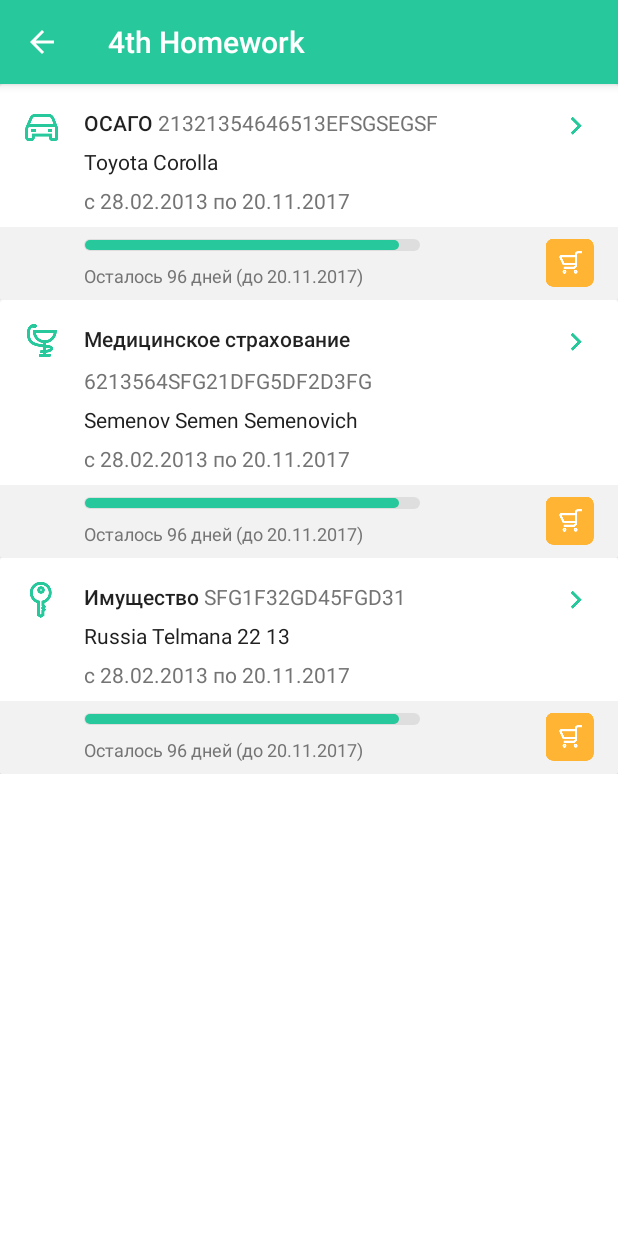
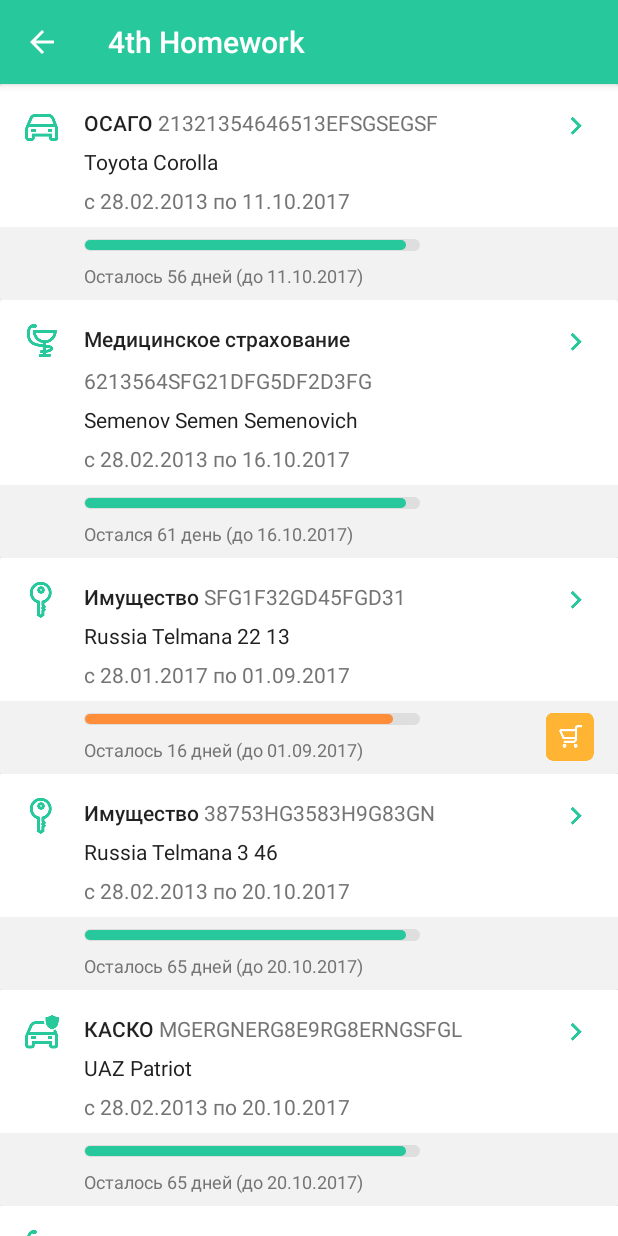
Before and after one commit to befirst/SimbirsoftAndroidHomework, an Android app: the TheFourthHomeWork screen opened directly, with no data from a screen before it, on a phone screen of 412 x 824 dp. Run offline under Robolectric (Android 15) with nearby library versions, the phone set to English and light mode, and no system bars.

Commit message:
Added new policies. Added show and unshow cart button. Fixed secondaryText format

```diff
--- a/SimbirSoftAndroidHomeWork/app/src/main/java/com/no_fate/simbirsoftandroidhomework/PolicyAdapter.java
+++ b/SimbirSoftAndroidHomeWork/app/src/main/java/com/no_fate/simbirsoftandroidhomework/PolicyAdapter.java
@@ -67,6 +67,8 @@ public class PolicyAdapter extends RecyclerView.Adapter<PolicyAdapter.PolicyView
 
     @Override
     public void onBindViewHolder(PolicyViewHolder holder, int position) {
+        final int BUY_NEW_ACCESS = 30;
+
         InsurancePolicy policy = policies.get(position);
 
         if(getIconResourceId(policy) != CODE_ERROR){
@@ -88,6 +90,13 @@ public class PolicyAdapter extends RecyclerView.Adapter<PolicyAdapter.PolicyView
                         )
                 )
         );
+
+
+        if(daysToTheEnd < BUY_NEW_ACCESS){
+            holder.ivCart.setVisibility(View.VISIBLE);
+        } else{
+            holder.ivCart.setVisibility(View.INVISIBLE);
+        }
     }
 
     @Override
@@ -167,10 +176,12 @@ public class PolicyAdapter extends RecyclerView.Adapter<PolicyAdapter.PolicyView
         String days = String.valueOf(daysToTheEnd);
         String deadline = policy.getFormattedDeadline();
         String result;
-        if(daysToTheEnd % 10 > 4){
+        if((daysToTheEnd >= 10) && (daysToTheEnd <= 19)){
             result = parentContext.getResources().getString(R.string.remains_many) + " " +
                     days + " " + parentContext.getResources().getString(R.string.days_many) + " ";
-
+        } else if(daysToTheEnd % 10 > 4){
+            result = parentContext.getResources().getString(R.string.remains_many) + " " +
+                    days + " " + parentContext.getResources().getString(R.string.days_many) + " ";
         } else if(daysToTheEnd % 10 > 1){
             result = parentContext.getResources().getString(R.string.remains_many) + " " +
                     days + " " + parentContext.getResources().getString(R.string.days_many_2) + " ";
--- a/SimbirSoftAndroidHomeWork/app/src/main/java/com/no_fate/simbirsoftandroidhomework/TheFourthHomeWork.java
+++ b/SimbirSoftAndroidHomeWork/app/src/main/java/com/no_fate/simbirsoftandroidhomework/TheFourthHomeWork.java
@@ -52,21 +52,70 @@ public class TheFourthHomeWork extends AppCompatActivity {
                 "21321354646513EFSGSEGSF",
                 new Automobile("Toyota", "Corolla"),
                 new GregorianCalendar(2013, 1, 28),
-                new GregorianCalendar(2017,10,20)
+                new GregorianCalendar(2017, 9, 11)
         ));
         policies.add(new InsurancePolicy(
                 PolicyType.HealthInsurance,
                 "6213564SFG21DFG5DF2D3FG",
                 new FIO("Semenov", "Semen", "Semenovich"),
                 new GregorianCalendar(2013, 1, 28),
-                new GregorianCalendar(2017,10,20)
+                new GregorianCalendar(2017, 9, 16)
         ));
         policies.add(new InsurancePolicy(
                 PolicyType.PropertyInsurance,
                 "SFG1F32GD45FGD31",
                 new HomeAddress("Russia", "Telmana", "22", "13"),
+                new GregorianCalendar(2016, 12, 28),
+                new GregorianCalendar(2017, 8, 1)
+        ));
+        policies.add(new InsurancePolicy(
+                PolicyType.PropertyInsurance,
+                "38753HG3583H9G83GN",
+                new HomeAddress("Russia", "Telmana", "3", "46"),
                 new GregorianCalendar(2013, 1, 28),
-                new GregorianCalendar(2017,10,20)
+                new GregorianCalendar(2017, 9, 20)
+        ));
+        policies.add(new InsurancePolicy(
+                PolicyType.CNCInsurance,
+                "MGERGNERG8E9RG8ERNGSFGL",
+                new Automobile("UAZ", "Patriot"),
+                new GregorianCalendar(2013, 1, 28),
+                new GregorianCalendar(2017, 9, 20)
+        ));
+        policies.add(new InsurancePolicy(
+                PolicyType.HealthInsurance,
+                "KDJHKSDFJG90485Y04TIHN",
+                new FIO("Petrov", "Petr", "Petrovich"),
+                new GregorianCalendar(2017, 6, 11),
+                new GregorianCalendar(2017, 7, 25)
+        ));
+        policies.add(new InsurancePolicy(
+                PolicyType.CNCInsurance,
+                "DFGSDHJNGJHF0590R4569874FGMNH95",
+                new Automobile("Mazda", "RX-8"),
+                new GregorianCalendar(2017, 0, 1),
+                new GregorianCalendar(2018, 0, 1)
+        ));
+        policies.add(new InsurancePolicy(
+                PolicyType.HealthInsurance,
+                "B475G9R05YMHNFKGN0",
+                new FIO("Vasilyev", "Vasiliy", "Vasilyevich"),
+                new GregorianCalendar(2000, 5, 14),
+                new GregorianCalendar(2017, 7, 22)
+        ));
+        policies.add(new InsurancePolicy(
+                PolicyType.PropertyInsurance,
+                "JSFG9094NR90GNFGN",
+                new HomeAddress("Moskva", "Delovoy centr", "1000", "77"),
+                new GregorianCalendar(2013, 1, 28),
+                new GregorianCalendar(2017, 7, 30)
+        ));
+        policies.add(new InsurancePolicy(
+                PolicyType.CNCInsurance,
+                "JH049N49NFGN9JJ",
+                new Automobile("Tesla", "Model S"),
+                new GregorianCalendar(2013, 1, 28),
+                new GregorianCalendar(2017, 7, 29)
         ));
     }
 
--- a/SimbirSoftAndroidHomeWork/app/src/main/res/layout/activity_the_fourth_home_work.xml
+++ b/SimbirSoftAndroidHomeWork/app/src/main/res/layout/activity_the_fourth_home_work.xml
@@ -7,13 +7,19 @@
     tools:context="com.no_fate.simbirsoftandroidhomework.TheFourthHomeWork" >
 
     <!-- The Material Design specification recommends that app bars have an elevation of 4 dp. -->
+
+    <LinearLayout
+        android:layout_width="match_parent"
+        android:layout_height="wrap_content"
+        android:orientation="vertical"
+        app:layout_constraintLeft_toLeftOf="parent"
+        app:layout_constraintRight_toRightOf="parent"
+        app:layout_constraintTop_toTopOf="parent">
+
         <android.support.v7.widget.Toolbar
             android:id="@+id/toolBarCustom"
             android:layout_width="match_parent"
             android:layout_height="?android:attr/actionBarSize"
-        android:layout_marginLeft="0dp"
-        android:layout_marginRight="0dp"
-        android:layout_marginTop="0dp"
             android:background="?attr/colorPrimary"
             android:elevation="4dp"
             android:theme="?attr/actionBarTheme"
@@ -24,11 +30,14 @@
         <android.support.v7.widget.RecyclerView
             android:id="@+id/rvPolicy"
             android:layout_width="match_parent"
-        android:layout_height="wrap_content"
+            android:layout_height="match_parent"
             app:layout_constraintLeft_toLeftOf="parent"
             app:layout_constraintRight_toRightOf="parent"
-        app:layout_constraintTop_toBottomOf="@+id/toolBarCustom">
+            app:layout_constraintTop_toBottomOf="@+id/toolBarCustom"
+            tools:listitem="@layout/custom_cardview">
 
         </android.support.v7.widget.RecyclerView>
 
+    </LinearLayout>
+
 </android.support.constraint.ConstraintLayout>
```
Lines whose indentation alone changed are shown as unchanged.
